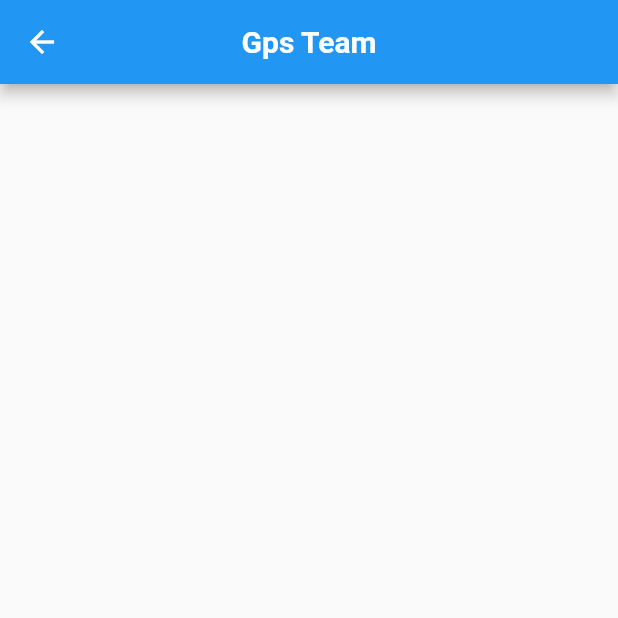
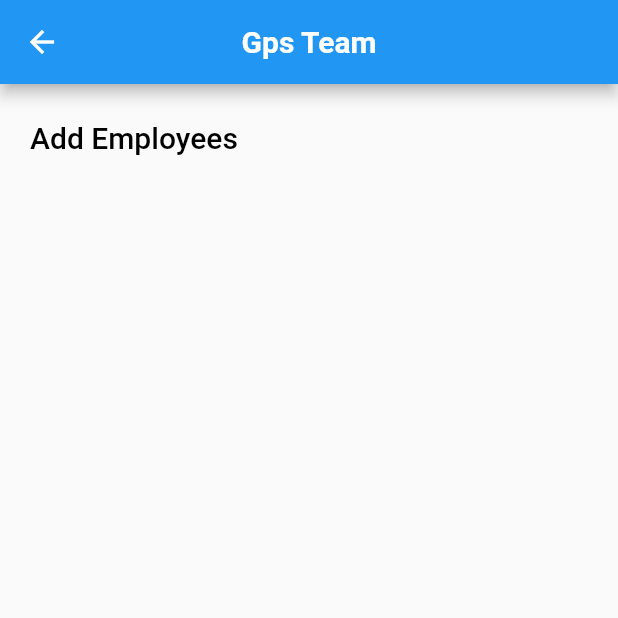
Before and after one commit to kabi2001/ezeeinfo, a Flutter app: the screen it shows after launch, after a tap on "Gps Team", on a phone screen of 412 x 824 dp, the top half of it. Run offline on Flutter 3.47's test engine with Material 2 defaults, Android fonts, the phone set to English and light mode, and no system bars.

Commit message:
create welcome screen

```diff
--- a/lib/gps_screen.dart
+++ b/lib/gps_screen.dart
@@ -1,3 +1,4 @@
+import 'package:details/update_screen.dart';
 import 'package:flutter/material.dart';
 
 class GpsScreen extends StatefulWidget {
@@ -27,6 +28,19 @@ class _GpsScreenState extends State<GpsScreen> {
             style: TextStyle(fontWeight: FontWeight.bold),
           ),
         ),
+        body: Column(children: [
+          Padding(
+            padding: const EdgeInsets.all(12.0),
+            child: TextButton(
+                onPressed: () {
+                  Navigator.pushNamed(context, UpdateDetails.id);
+                },
+                child: const Text(
+                  'Add Employees',
+                  style: TextStyle(color: Colors.black, fontSize: 20.0),
+                )),
+          )
+        ]),
       ),
     );
   }
--- a/lib/main.dart
+++ b/lib/main.dart
@@ -3,6 +3,7 @@ import 'package:details/home_screen.dart';
 import 'package:details/support_screen.dart';
 import 'package:details/tech_screen.dart';
 import 'package:details/update_screen.dart';
+import 'package:details/welcome_screen.dart';
 import 'package:flutter/material.dart';
 
 void main() {
@@ -21,8 +22,9 @@ class MyApp extends StatelessWidget {
         theme: ThemeData(
           primarySwatch: Colors.blue,
         ),
-        initialRoute: HomeScreen.id,
+        initialRoute: WelcomScreen.id,
         routes: {
+          WelcomScreen.id: (context) => const WelcomScreen(),
           HomeScreen.id: (context) => const HomeScreen(),
           TechScreen.id: (context) => const TechScreen(),
           GpsScreen.id: (context) => const GpsScreen(),
--- a/lib/support_screen.dart
+++ b/lib/support_screen.dart
@@ -1,3 +1,4 @@
+import 'package:details/update_screen.dart';
 import 'package:flutter/material.dart';
 
 class SupportScreen extends StatefulWidget {
@@ -27,6 +28,19 @@ class _SupportScreenState extends State<SupportScreen> {
             style: TextStyle(fontWeight: FontWeight.bold),
           ),
         ),
+        body: Column(children: [
+          Padding(
+            padding: const EdgeInsets.all(12.0),
+            child: TextButton(
+                onPressed: () {
+                  Navigator.pushNamed(context, UpdateDetails.id);
+                },
+                child: const Text(
+                  'Add Employees',
+                  style: TextStyle(color: Colors.black, fontSize: 20.0),
+                )),
+          )
+        ]),
       ),
     );
   }
--- /dev/null
+++ b/lib/welcome_screen.dart
@@ -0,0 +1,46 @@
+import 'dart:async';
+
+import 'package:details/gps_screen.dart';
+import 'package:details/home_screen.dart';
+import 'package:details/support_screen.dart';
+import 'package:details/tech_screen.dart';
+import 'package:flutter/material.dart';
+
+class WelcomScreen extends StatefulWidget {
+  const WelcomScreen({super.key});
+  static String id = 'welcomescreen';
+
+  @override
+  State<WelcomScreen> createState() => _WelcomScreenState();
+}
+
+class _WelcomScreenState extends State<WelcomScreen> {
+  void initState() {
+    super.initState();
+    Timer(
+        const Duration(seconds: 5),
+        () => Navigator.pushReplacement(
+            context,
+            MaterialPageRoute(
+              builder: (context) => const HomeScreen(),
+            )));
+  }
+
+  @override
+  Widget build(BuildContext context) {
+    return MaterialApp(
+        debugShowCheckedModeBanner: false,
+        home: Scaffold(
+          backgroundColor: Colors.white,
+          body: Row(mainAxisAlignment: MainAxisAlignment.center,
+              //crossAxisAlignment: CrossAxisAlignment.center,
+              children: [
+                Image.asset(
+                  "images/ezeeimage.png",
+                  width: 1000,
+                  height: 1000,
+                ),
+              ]),
+        ));
+  }
+}
```
Also changed, not shown: images/ezeeimage.png (added).
